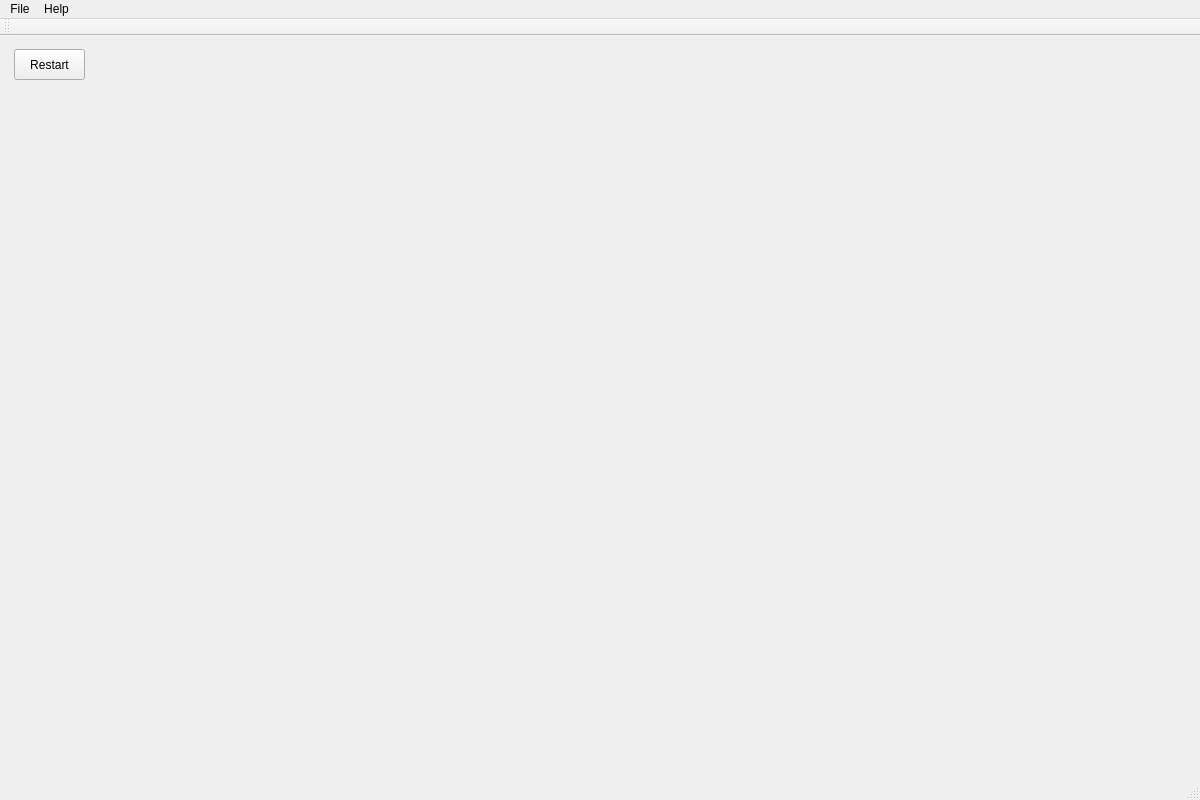
Above: TwixtGUIQt/TwixtGUIQt.ui from ccaesar26/Twixt-Game before the change. Below: the same form after it.
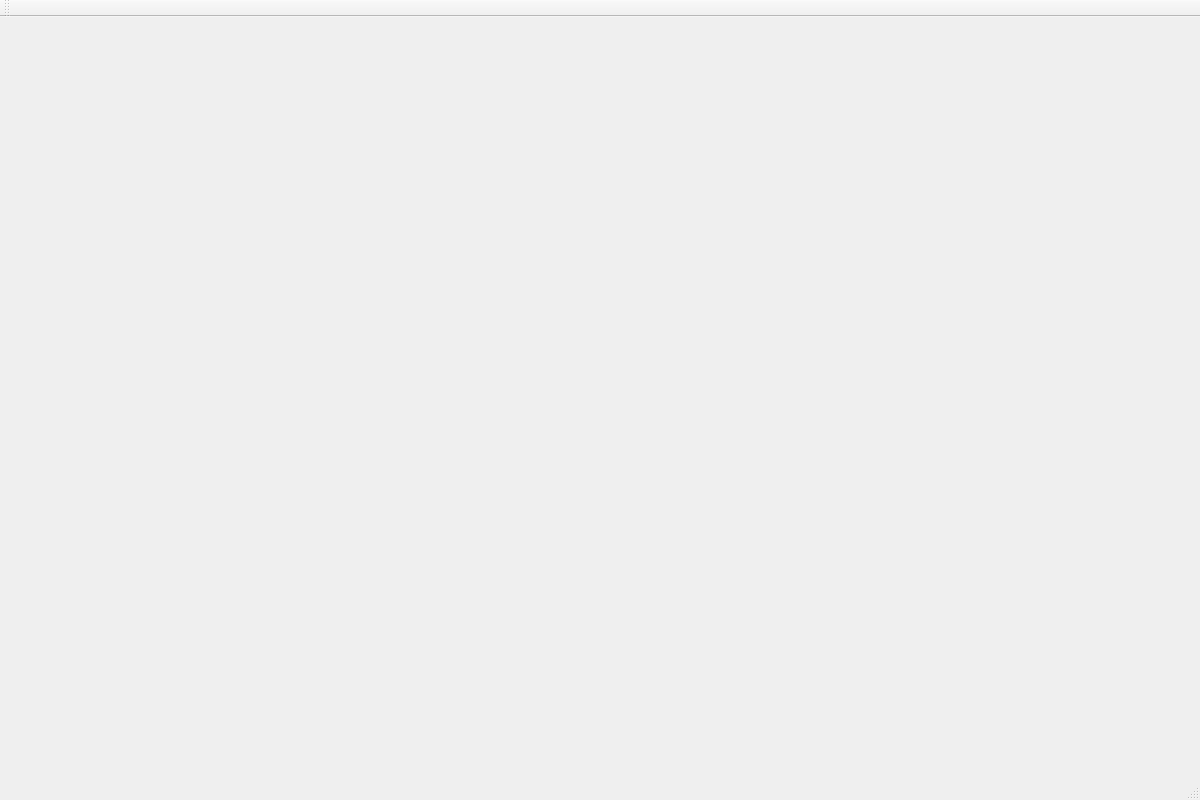
That is the form after the change. Icons and pictures are not drawn.

Commit message: Deleted ui component

```diff
--- a/TwixtGUIQt/TwixtGUIQt.ui
+++ b/TwixtGUIQt/TwixtGUIQt.ui
@@ -13,21 +13,7 @@
   <property name="windowTitle">
    <string>TwixtGUIQt</string>
   </property>
-  <widget class="QWidget" name="centralWidget">
-   <widget class="QPushButton" name="pushButton">
-    <property name="geometry">
-     <rect>
-      <x>14</x>
-      <y>13</y>
-      <width>71</width>
-      <height>31</height>
-     </rect>
-    </property>
-    <property name="text">
-     <string>Restart</string>
-    </property>
-   </widget>
-  </widget>
+  <widget class="QWidget" name="centralWidget"/>
   <widget class="QMenuBar" name="menuBar">
    <property name="geometry">
     <rect>
@@ -37,23 +23,6 @@
      <height>22</height>
     </rect>
    </property>
-   <widget class="QMenu" name="menuFile">
-    <property name="title">
-     <string>File</string>
-    </property>
-    <addaction name="actionLoad_From_File"/>
-    <addaction name="actionSave_To_File"/>
-    <addaction name="separator"/>
-    <addaction name="actionExit"/>
-   </widget>
-   <widget class="QMenu" name="menuHelp">
-    <property name="title">
-     <string>Help</string>
-    </property>
-    <addaction name="actionAbout"/>
-   </widget>
-   <addaction name="menuFile"/>
-   <addaction name="menuHelp"/>
   </widget>
   <widget class="QToolBar" name="mainToolBar">
    <attribute name="toolBarArea">
```
The commit also changes 2 other files.
